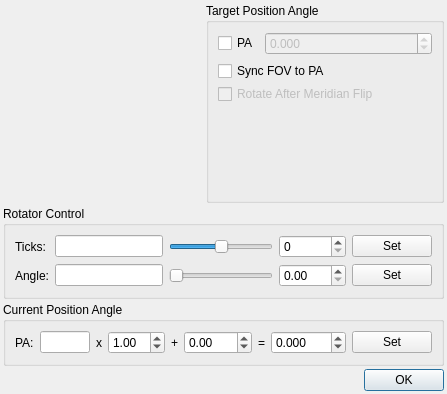
Qt form kstars/ekos/capture/rotatorsettings.ui (KDE/kstars) before a commit.
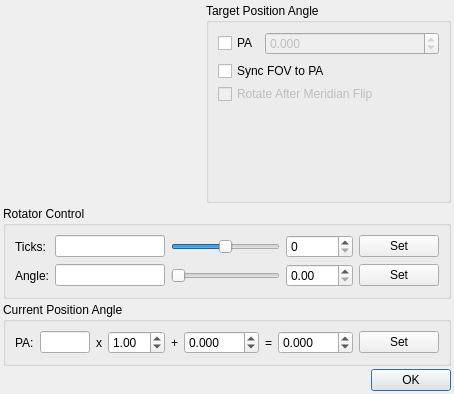
The same form after that commit. Custom widgets are drawn as their Qt base class.

Commit message: Fix rotator limits and PA angles

What changed in the file:
```diff
--- a/kstars/ekos/capture/rotatorsettings.ui
+++ b/kstars/ekos/capture/rotatorsettings.ui
@@ -353,11 +353,17 @@
         <property name="toolTip">
          <string>Rotator angle offset</string>
         </property>
+        <property name="decimals">
+         <number>3</number>
+        </property>
         <property name="minimum">
-         <double>-180.000000000000000</double>
+         <double>-360.000000000000000</double>
         </property>
         <property name="maximum">
-         <double>180.000000000000000</double>
+         <double>360.000000000000000</double>
+        </property>
+        <property name="singleStep">
+         <double>10.000000000000000</double>
         </property>
        </widget>
       </item>
```
The commit also changes 1 other file.
